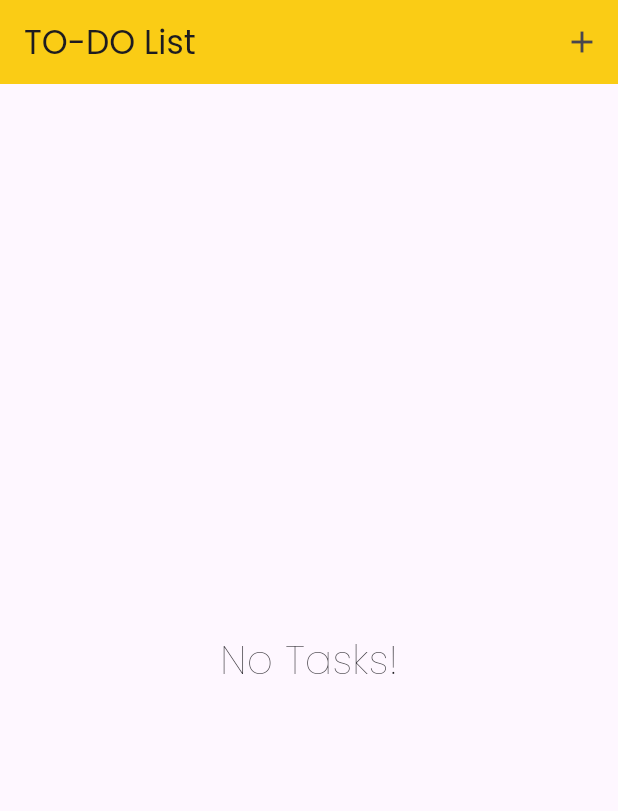
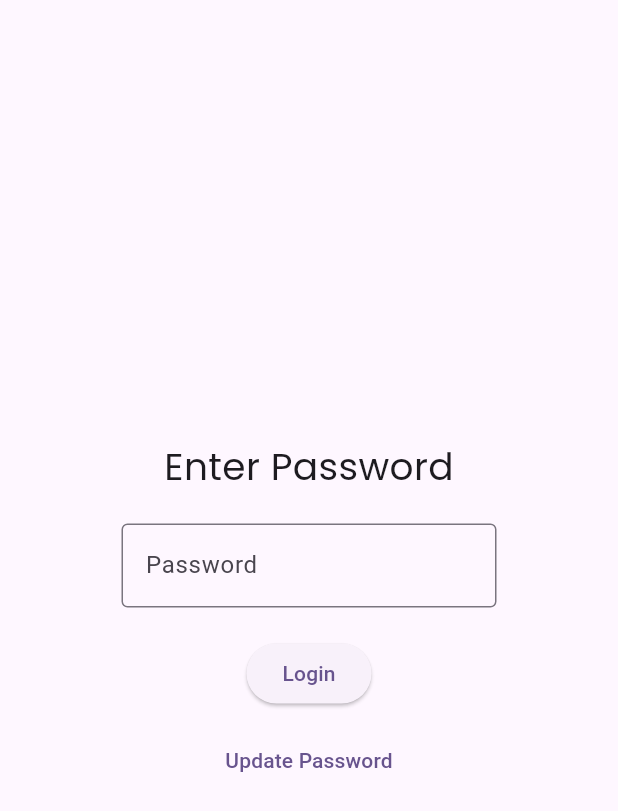
Before and after one commit to priyank6378/TODO-List, a Flutter app: the screen it shows after launch, on a phone screen of 412 x 824 dp. Shown: the top 811 px of the screen. Run offline on Flutter 3.47's test engine with Material 3 defaults, Android fonts, the phone set to English and light mode, and no system bars; our stand-ins replace google_fonts, shared_preferences.

Commit message:
authentication page added

```diff
--- a/lib/main.dart
+++ b/lib/main.dart
@@ -1,5 +1,6 @@
 import 'package:flutter/material.dart';
 import 'package:to_do/const/routes.dart';
+import 'package:to_do/views/authentication_view.dart';
 import 'package:to_do/views/new_todo.dart';
 import 'package:to_do/views/todo_list.dart';
 
@@ -19,10 +20,10 @@ class MyApp extends StatelessWidget {
         colorScheme: ColorScheme.fromSeed(seedColor: Colors.deepPurple),
         useMaterial3: true,
       ),
-      home: const HomePage(),
+      home: const AuthenticateView(),
       routes: {
-        newNoteRoute:(context) => const AddNewTodoItem(),
-        notesRoute:(context) => const ToDoListView(),
+        newNoteRoute: (context) => const AddNewTodoItem(),
+        notesRoute: (context) => const ToDoListView(),
       },
     );
   }
--- a/lib/services/database.dart
+++ b/lib/services/database.dart
@@ -40,6 +40,10 @@ class ToDoDatabase {
     }
     return {};
   }
+
+  String? getPassword() {
+    return sharedPreferences?.getString("password");
+  }
 }
 
 class UnableToGetSharedInstanceException implements Exception {}
--- /dev/null
+++ b/lib/views/authentication_view.dart
@@ -0,0 +1,95 @@
+import 'package:flutter/material.dart';
+import 'package:google_fonts/google_fonts.dart';
+import 'package:to_do/const/routes.dart';
+import 'package:to_do/services/database.dart';
+
+class AuthenticateView extends StatefulWidget {
+  const AuthenticateView({super.key});
+
+  @override
+  State<AuthenticateView> createState() => _AuthenticateViewState();
+}
+
+class _AuthenticateViewState extends State<AuthenticateView> {
+  final database = ToDoDatabase();
+  final _password = "root";
+  final TextEditingController _passwordController = TextEditingController();
+
+  @override
+  Widget build(BuildContext context) {
+    return FutureBuilder(
+      future: database.initiate(),
+      builder: (context, snapshot) {
+        // TODO: add the password update functionality and uncomment the below line
+        // _password = database.getPassword();
+        if (snapshot.connectionState == ConnectionState.done) {
+          return Scaffold(
+            body: Center(
+              child: Container(
+                alignment: Alignment.center,
+                child: Column(
+                  mainAxisAlignment: MainAxisAlignment.center,
+                  children: [
+                    Text(
+                      "Enter Password",
+                      style: GoogleFonts.poppins(
+                        fontSize: 25,
+                        fontWeight: FontWeight.w400,
+                      ),
+                    ),
+                    const SizedBox(
+                      height: 20,
+                    ),
+                    SizedBox(
+                      width: 250,
+                      child: TextField(
+                        cursorWidth: 10,
+                        obscureText: true,
+                        controller: _passwordController,
+                        decoration: const InputDecoration(
+                          border: OutlineInputBorder(),
+                          labelText: 'Password',
+                        ),
+                      ),
+                    ),
+                    const SizedBox(
+                      height: 20,
+                    ),
+                    ElevatedButton(
+                      onPressed: () {
+                        if (_passwordController.text == _password) {
+                          Navigator.of(context).pushNamed(notesRoute);
+                        } else {
+                          ScaffoldMessenger.of(context).showSnackBar(
+                            const SnackBar(
+                              content: Text("Wrong Password"),
+                            ),
+                          );
+                        }
+                      },
+                      child: const Text("Login"),
+                    ),
+                    const SizedBox(height: 10),
+                    TextButton(
+                      onPressed: () {
+                        // TODO: change the notesRoute to updatePasswordRoute after adding the password update functionality
+                        Navigator.of(context).pushNamedAndRemoveUntil(
+                            notesRoute, (route) => false);
+                      },
+                      child: const Text("Update Password"),
+                    ),
+                  ],
+                ),
+              ),
+            ),
+          );
+        }
+        return const Scaffold(
+          body: Center(
+            child: CircularProgressIndicator(),
+          ),
+        );
+      },
+    );
+  }
+}
--- a/lib/views/new_todo.dart
+++ b/lib/views/new_todo.dart
@@ -23,7 +23,7 @@ class _AddNewTodoItemState extends State<AddNewTodoItem> {
             return Scaffold(
               // backgroundColor: const Color(0xfffef08a),
               appBar: AppBar(
-                backgroundColor: const Color(0xfffacc15),
+                backgroundColor: const Color(0xffc084fc),
                 title: Text(
                   "New Task",
                   style: GoogleFonts.poppins(),
--- a/lib/views/todo_list.dart
+++ b/lib/views/todo_list.dart
@@ -18,7 +18,7 @@ class _ToDoListViewState extends State<ToDoListView> {
   Widget build(BuildContext context) {
     return Scaffold(
       appBar: AppBar(
-        backgroundColor: const Color(0xfffacc15),
+        backgroundColor: const Color(0xffc084fc),
         title: Text(
           "TO-DO List",
           style: GoogleFonts.poppins(),
```
